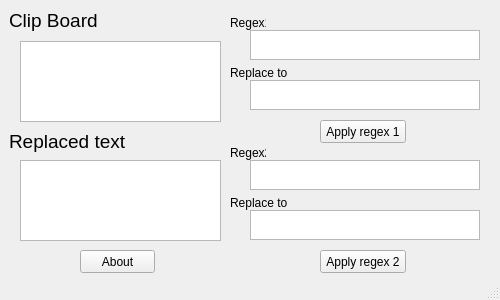
First picture: the form in ClipboardFormater.ui, repository Hutsh/ClipboardFormater, before the edit.
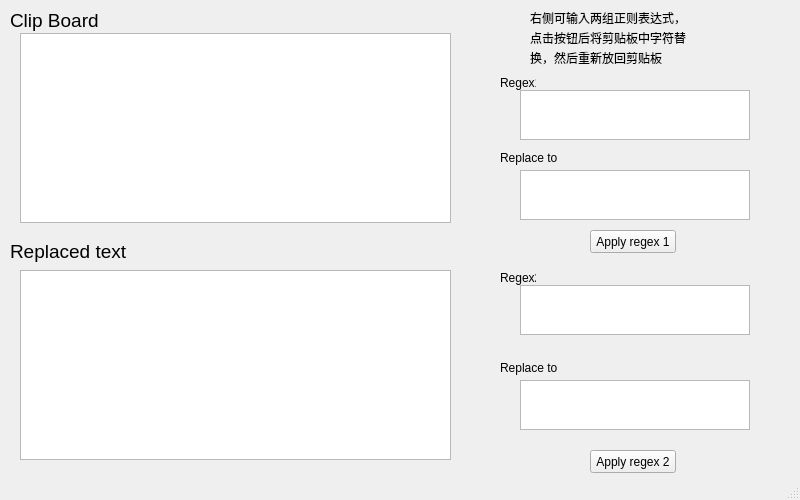
Second picture: the form after the edit.

What changed in the file:
```diff
--- a/ClipboardFormater.ui
+++ b/ClipboardFormater.ui
@@ -9,20 +9,20 @@
    <rect>
     <x>0</x>
     <y>0</y>
-    <width>500</width>
-    <height>300</height>
+    <width>800</width>
+    <height>500</height>
    </rect>
   </property>
   <property name="minimumSize">
    <size>
-    <width>500</width>
-    <height>300</height>
+    <width>800</width>
+    <height>500</height>
    </size>
   </property>
   <property name="maximumSize">
    <size>
-    <width>500</width>
-    <height>300</height>
+    <width>800</width>
+    <height>500</height>
    </size>
   </property>
   <property name="windowTitle">
@@ -33,9 +33,9 @@
     <property name="geometry">
      <rect>
       <x>20</x>
-      <y>41</y>
-      <width>201</width>
-      <height>81</height>
+      <y>33</y>
+      <width>431</width>
+      <height>190</height>
      </rect>
     </property>
     <property name="font">
@@ -48,7 +48,7 @@
    <widget class="QLabel" name="label">
     <property name="geometry">
      <rect>
-      <x>9</x>
+      <x>10</x>
       <y>9</y>
       <width>89</width>
       <height>22</height>
@@ -67,10 +67,10 @@
    <widget class="QTextEdit" name="regex1">
     <property name="geometry">
      <rect>
-      <x>250</x>
-      <y>30</y>
+      <x>520</x>
+      <y>90</y>
       <width>230</width>
-      <height>30</height>
+      <height>50</height>
      </rect>
     </property>
     <property name="html">
@@ -84,8 +84,8 @@
    <widget class="QLabel" name="label_2">
     <property name="geometry">
      <rect>
-      <x>230</x>
-      <y>15</y>
+      <x>500</x>
+      <y>75</y>
       <width>36</width>
       <height>16</height>
      </rect>
@@ -97,8 +97,8 @@
    <widget class="QPushButton" name="apply1_button">
     <property name="geometry">
      <rect>
-      <x>320</x>
-      <y>120</y>
+      <x>590</x>
+      <y>230</y>
       <width>86</width>
       <height>23</height>
      </rect>
@@ -110,10 +110,10 @@
    <widget class="QTextEdit" name="replace1">
     <property name="geometry">
      <rect>
-      <x>250</x>
-      <y>80</y>
+      <x>520</x>
+      <y>170</y>
       <width>230</width>
-      <height>30</height>
+      <height>50</height>
      </rect>
     </property>
     <property name="html">
@@ -127,8 +127,8 @@
    <widget class="QLabel" name="label_4">
     <property name="geometry">
      <rect>
-      <x>230</x>
-      <y>65</y>
+      <x>500</x>
+      <y>150</y>
       <width>60</width>
       <height>16</height>
      </rect>
@@ -140,10 +140,10 @@
    <widget class="QTextEdit" name="replace2">
     <property name="geometry">
      <rect>
-      <x>250</x>
-      <y>210</y>
+      <x>520</x>
+      <y>380</y>
       <width>230</width>
-      <height>30</height>
+      <height>50</height>
      </rect>
     </property>
     <property name="html">
@@ -157,8 +157,8 @@
    <widget class="QPushButton" name="apply2_button">
     <property name="geometry">
      <rect>
-      <x>320</x>
-      <y>250</y>
+      <x>590</x>
+      <y>450</y>
       <width>86</width>
       <height>23</height>
      </rect>
@@ -170,10 +170,10 @@
    <widget class="QTextEdit" name="regex2">
     <property name="geometry">
      <rect>
-      <x>250</x>
-      <y>160</y>
+      <x>520</x>
+      <y>285</y>
       <width>230</width>
-      <height>30</height>
+      <height>50</height>
      </rect>
     </property>
     <property name="html">
@@ -187,8 +187,8 @@
    <widget class="QLabel" name="label_6">
     <property name="geometry">
      <rect>
-      <x>230</x>
-      <y>195</y>
+      <x>500</x>
+      <y>360</y>
       <width>60</width>
       <height>16</height>
      </rect>
@@ -200,8 +200,8 @@
    <widget class="QLabel" name="label_7">
     <property name="geometry">
      <rect>
-      <x>230</x>
-      <y>145</y>
+      <x>500</x>
+      <y>270</y>
       <width>36</width>
       <height>16</height>
      </rect>
@@ -210,24 +210,11 @@
      <string>Regex2</string>
     </property>
    </widget>
-   <widget class="QPushButton" name="pushButton">
-    <property name="geometry">
-     <rect>
-      <x>80</x>
-      <y>250</y>
-      <width>75</width>
-      <height>23</height>
-     </rect>
-    </property>
-    <property name="text">
-     <string>About</string>
-    </property>
-   </widget>
    <widget class="QLabel" name="label_3">
     <property name="geometry">
      <rect>
-      <x>9</x>
-      <y>130</y>
+      <x>10</x>
+      <y>240</y>
       <width>151</width>
       <height>22</height>
      </rect>
@@ -246,9 +233,9 @@
     <property name="geometry">
      <rect>
       <x>20</x>
-      <y>160</y>
-      <width>201</width>
-      <height>81</height>
+      <y>270</y>
+      <width>431</width>
+      <height>190</height>
      </rect>
     </property>
     <property name="font">
@@ -258,6 +245,45 @@
      </font>
     </property>
    </widget>
+   <widget class="QLabel" name="label_5">
+    <property name="geometry">
+     <rect>
+      <x>530</x>
+      <y>10</y>
+      <width>161</width>
+      <height>16</height>
+     </rect>
+    </property>
+    <property name="text">
+     <string>右侧可输入两组正则表达式，</string>
+    </property>
+   </widget>
+   <widget class="QLabel" name="label_8">
+    <property name="geometry">
+     <rect>
+      <x>530</x>
+      <y>30</y>
+      <width>181</width>
+      <height>16</height>
+     </rect>
+    </property>
+    <property name="text">
+     <string>点击按钮后将剪贴板中字符替</string>
+    </property>
+   </widget>
+   <widget class="QLabel" name="label_9">
+    <property name="geometry">
+     <rect>
+      <x>530</x>
+      <y>50</y>
+      <width>151</width>
+      <height>16</height>
+     </rect>
+    </property>
+    <property name="text">
+     <string>换，然后重新放回剪贴板</string>
+    </property>
+   </widget>
   </widget>
   <widget class="QMenuBar" name="menubar">
    <property name="geometry">
```
Left out of the diff: 2 changed lines with no effect on the pictures.
